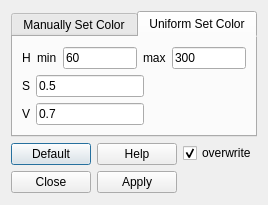
This is ui/ColorFieldDialog.ui in Tonsty/Registar as Qt 5 draws it before an edit. The edited form follows.
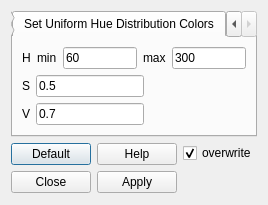
This is the edited form. Icons and pictures are not drawn.

```diff
--- a/ui/ColorFieldDialog.ui
+++ b/ui/ColorFieldDialog.ui
@@ -90,7 +90,7 @@
      </widget>
      <widget class="QWidget" name="tab_2">
       <attribute name="title">
-       <string>Uniform Set Color</string>
+       <string>Set Uniform Hue Distribution Colors</string>
       </attribute>
       <layout class="QVBoxLayout" name="verticalLayout_6">
        <item>
```
